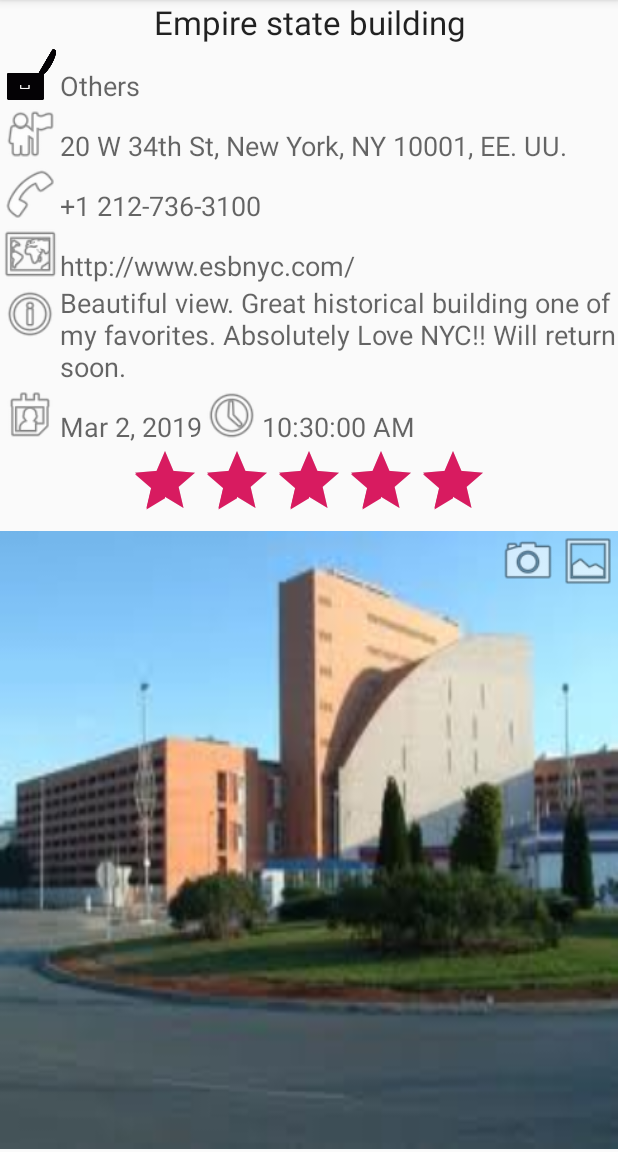
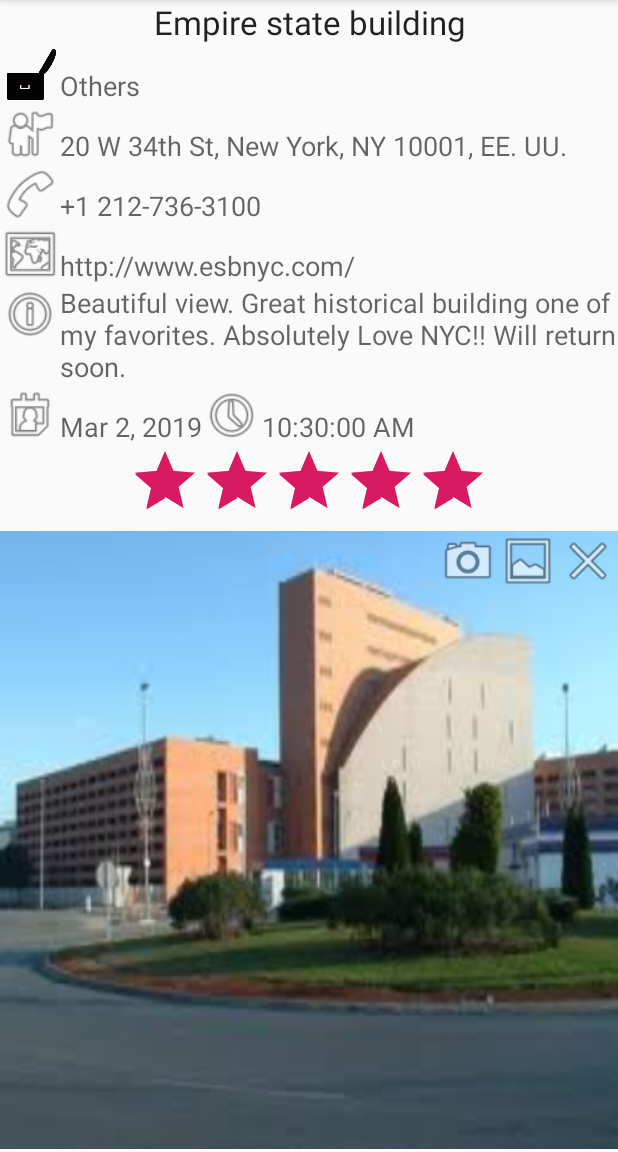
Before and after one commit to azarrias/my-places, an Android app: the screen it shows after launch (ViewPlaceActivity), after a tap on "Empire state building", on a phone screen of 412 x 824 dp, the part 84-1236 px from its top. Run offline under Robolectric (Android 15) with nearby library versions, the phone set to English and light mode, and no system bars; pictures from the network do not load.

```diff
--- a/app/src/main/java/com/waxtadpolegames/android/myplaces/ViewPlaceActivity.java
+++ b/app/src/main/java/com/waxtadpolegames/android/myplaces/ViewPlaceActivity.java
@@ -43,6 +43,7 @@ public class ViewPlaceActivity extends AppCompatActivity {
     private LinearLayout llUrl;
     private ImageView galleryLogo;
     private ImageView cameraLogo;
+    private ImageView deletePicIcon;
     private ImageView ivPicture;
     private Uri pictureUri;
 
@@ -94,9 +95,22 @@ public class ViewPlaceActivity extends AppCompatActivity {
             }
         });
 
+        deletePicIcon = findViewById(R.id.delete_pic);
+        deletePicIcon.setOnClickListener(new View.OnClickListener() {
+            @Override
+            public void onClick(View v) {
+                deletePicture(v);
+            }
+        });
+
         ivPicture = findViewById(R.id.pic);
 
         updateViews();
+    }
+
+    private void deletePicture(View v) {
+        place.setPhoto(null);
+        setPicture(ivPicture, null);
     }
 
     @Override
--- a/app/src/main/res/layout/activity_view_place.xml
+++ b/app/src/main/res/layout/activity_view_place.xml
@@ -176,6 +176,12 @@
                     android:layout_height="40dp"
                     android:contentDescription="gallery logo"
                     android:src="@android:drawable/ic_menu_gallery" />
+                <ImageView
+                    android:id="@+id/delete_pic"
+                    android:layout_width="40dp"
+                    android:layout_height="40dp"
+                    android:contentDescription="delete picture"
+                    android:src="@android:drawable/ic_menu_close_clear_cancel" />
             </LinearLayout>
         </FrameLayout>
     </LinearLayout>
```
